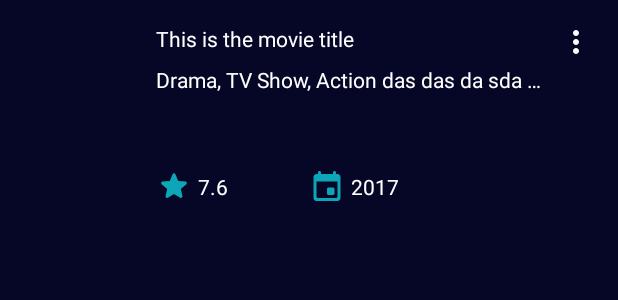
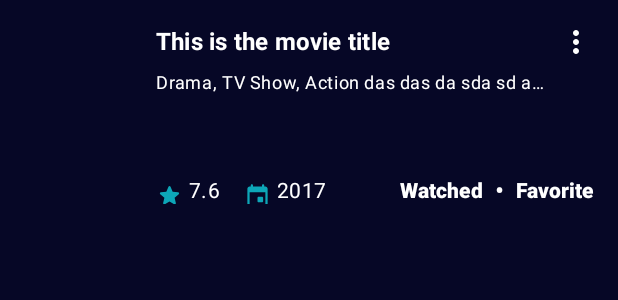
Before and after one commit to luanalbineli/themovielist, an Android app: the layout item_movie_vertical.xml on its own in the app's theme, with its tools: preview values and no code run, on a phone screen of 412 x 824 dp. Shown: the top 300 px of the screen. Run offline under Robolectric (Android 15) with nearby library versions, the phone set to English and light mode, and no system bars.

Commit message:
- Finished the full movie list implementation.

```diff
--- a/app/src/main/res/layout/item_movie_vertical.xml
+++ b/app/src/main/res/layout/item_movie_vertical.xml
@@ -1,6 +1,7 @@
 <?xml version="1.0" encoding="utf-8"?>
 <layout xmlns:android="http://schemas.android.com/apk/res/android"
-    xmlns:app="http://schemas.android.com/apk/res-auto">
+    xmlns:app="http://schemas.android.com/apk/res-auto"
+    xmlns:tools="http://schemas.android.com/tools">
 
     <data>
 
@@ -18,7 +19,7 @@
 
     </data>
 
-    <androidx.constraintlayout.widget.ConstraintLayout xmlns:tools="http://schemas.android.com/tools"
+    <androidx.constraintlayout.widget.ConstraintLayout
         android:layout_width="match_parent"
         android:layout_height="wrap_content"
         android:layout_margin="16dp"
@@ -28,6 +29,7 @@
             android:id="@+id/image_movie_item"
             android:layout_width="@dimen/movie_list_image_width"
             android:layout_height="@dimen/movie_list_image_height"
+            android:contentDescription="@string/a11y_movie_item_poster"
             android:scaleType="centerCrop"
             app:imageSizeList="@{apiImageSizeList}"
             app:imageUrl="@{model.movieResponseModel.posterPath}"
@@ -38,6 +40,7 @@
 
         <TextView
             android:id="@+id/text_movie_item_name"
+            style="@style/TextAppearance.MaterialComponents.Subtitle1"
             android:layout_width="0dp"
             android:layout_height="wrap_content"
             android:layout_marginStart="@dimen/default_margin_0_5x"
@@ -46,6 +49,7 @@
             android:lines="1"
             android:maxLines="1"
             android:text="@{model.movieResponseModel.title}"
+            android:textStyle="bold"
             app:layout_constraintEnd_toStartOf="@+id/button_movie_item_menu"
             app:layout_constraintStart_toEndOf="@+id/image_movie_item"
             app:layout_constraintTop_toTopOf="@+id/image_movie_item"
@@ -66,6 +70,7 @@
 
         <TextView
             android:id="@+id/text_movie_item_genre"
+            style="@style/TextAppearance.MaterialComponents.Caption"
             android:layout_width="0dp"
             android:layout_height="wrap_content"
             android:layout_marginTop="@dimen/default_margin_0_5x"
@@ -77,59 +82,87 @@
             app:layout_constraintTop_toBottomOf="@+id/text_movie_item_name"
             tools:text="Drama, TV Show, Action das das da sda sd asd as das da sda sd " />
 
-
         <ImageView
             android:id="@+id/image_movie_item_rating"
-            android:layout_width="24dp"
-            android:layout_height="24dp"
+            android:layout_width="18dp"
+            android:layout_height="18dp"
             android:layout_marginTop="8dp"
-            app:layout_constraintBottom_toBottomOf="parent"
+            android:contentDescription="@string/a11y_movie_item_star"
+            app:layout_constraintBottom_toBottomOf="@+id/text_movie_item_rating"
             app:layout_constraintStart_toStartOf="@+id/text_movie_item_name"
+            app:layout_constraintTop_toTopOf="@+id/text_movie_item_rating"
             app:srcCompat="@drawable/ic_star_black"
             app:tint="@color/cerulean" />
 
         <TextView
             android:id="@+id/text_movie_item_rating"
+            style="@style/TextAppearance.MaterialComponents.Body2"
             android:layout_width="wrap_content"
             android:layout_height="wrap_content"
             android:layout_marginStart="4dp"
             android:text="@{model.movieResponseModel.voteAverage}"
             app:digits="@{1}"
-            app:layout_constraintBottom_toBottomOf="@+id/image_movie_item_rating"
-            app:layout_constraintEnd_toEndOf="@+id/guideline"
-            app:layout_constraintHorizontal_bias="0.0"
+            app:layout_constraintBottom_toBottomOf="parent"
             app:layout_constraintStart_toEndOf="@+id/image_movie_item_rating"
-            app:layout_constraintTop_toTopOf="@+id/image_movie_item_rating"
             tools:text="7.6" />
-
-        <androidx.constraintlayout.widget.Guideline
-            android:id="@+id/guideline"
-            android:layout_width="wrap_content"
-            android:layout_height="wrap_content"
-            android:orientation="vertical"
-            app:layout_constraintGuide_percent="0.5" />
 
         <ImageView
             android:id="@+id/image_movie_item_year"
-            android:layout_width="24dp"
-            android:layout_height="24dp"
+            android:layout_width="18dp"
+            android:layout_height="18dp"
+            android:layout_marginStart="@dimen/default_margin"
+            android:contentDescription="@string/a11y_movie_item_calendar"
             app:layout_constraintBottom_toBottomOf="@+id/image_movie_item_rating"
-            app:layout_constraintStart_toEndOf="@+id/guideline"
+            app:layout_constraintStart_toEndOf="@+id/text_movie_item_rating"
             app:layout_constraintTop_toTopOf="@+id/image_movie_item_rating"
             app:srcCompat="@drawable/ic_event_black"
             app:tint="@color/cerulean" />
 
         <TextView
             android:id="@+id/text_movie_item_year"
+            style="@style/TextAppearance.MaterialComponents.Body2"
             android:layout_width="wrap_content"
             android:layout_height="wrap_content"
             android:layout_marginStart="4dp"
-            app:layout_constraintBottom_toBottomOf="@+id/image_movie_item_year"
-            app:layout_constraintEnd_toEndOf="parent"
-            app:layout_constraintHorizontal_bias="0.0"
+            app:layout_constraintBottom_toBottomOf="parent"
             app:layout_constraintStart_toEndOf="@+id/image_movie_item_year"
-            app:layout_constraintTop_toTopOf="@+id/image_movie_item_year"
             app:movieYear="@{model.movieResponseModel.releaseDate}"
             tools:text="2017" />
+
+        <TextView
+            android:id="@+id/text_movie_item_watched"
+            style="@style/Base.TextAppearance.MaterialComponents.Subtitle2"
+            android:layout_width="wrap_content"
+            android:layout_height="wrap_content"
+            android:layout_marginStart="4dp"
+            android:text="@string/text_watched"
+            app:goneUnless="@{model.watched}"
+            app:layout_constraintBottom_toBottomOf="parent"
+            app:layout_constraintEnd_toStartOf="@+id/text_movie_item_middle_dot" />
+
+        <TextView
+            android:id="@+id/text_movie_item_middle_dot"
+            android:layout_width="wrap_content"
+            android:layout_height="wrap_content"
+            android:padding="8dp"
+            android:text="@string/symbol_bullet"
+            android:textSize="@dimen/text_size_medium"
+            app:goneUnless="@{model.favorite &amp;&amp; model.watched}"
+            app:layout_constraintBottom_toBottomOf="parent"
+            app:layout_constraintEnd_toStartOf="@+id/text_movie_item_favorite"
+            app:layout_constraintTop_toTopOf="@+id/text_movie_item_favorite" />
+
+        <TextView
+            android:id="@+id/text_movie_item_favorite"
+            style="@style/Base.TextAppearance.MaterialComponents.Subtitle2"
+            android:layout_width="wrap_content"
+            android:layout_height="wrap_content"
+            android:layout_marginStart="4dp"
+            android:text="@string/text_favorite"
+            app:goneUnless="@{model.favorite}"
+            app:layout_constraintBottom_toBottomOf="parent"
+            app:layout_constraintEnd_toEndOf="parent" />
+
+
     </androidx.constraintlayout.widget.ConstraintLayout>
 </layout>
--- a/app/src/main/res/values/strings.xml
+++ b/app/src/main/res/values/strings.xml
@@ -1,6 +1,11 @@
 <resources>
     <string name="app_name">The Movie List</string>
-    <string name="i18n_favorite_button">Button used to favorite/unfavorite the movie</string>
+
+    <!-- BEGIN: Request status -->
+    <string name="text_request_status_try_again">Try again</string>
+    <string name="text_request_status_empty_list_title">The list is empty</string>
+    <string name="error_request_status_something_went_wrong">Uhh… Unfortunately something went wrong. Please, try again.</string>
+    <!-- END: Request status -->
 
     <!-- BEGIN: Home -->
     <string name="text_home_most_popular">Most popular</string>
@@ -25,26 +30,27 @@
 
     <!-- BEGIN: Common resources -->
     <string name="symbol_pipe">|</string>
+    <string name="symbol_bullet">\u2022</string>
     <string name="text_home">Home</string>
     <string name="text_browse">Browse</string>
     <string name="text_cinema">Cinema</string>
     <string name="text_library">Library</string>
+    <string name="text_favorite">Favorite</string>
+    <string name="text_watched">Watched</string>
     <string name="text_movie_added_favorite">The movie was added to your favorite list</string>
     <string name="text_movie_removed_favorite">The movie was removed from your favorite list</string>
     <string name="text_set_favorite">Set as favorite</string>
     <string name="text_remove_favorite">Remove as favorite</string>
     <string name="text_set_watched">Set as watched</string>
     <string name="text_remove_watched">Remove as watched</string>
-    <string name="error_favorite_movie_text">An error occurred while tried to favorite the movie. Please, try again.</string>
     <string name="text_movie_added_watched">The movie was added to your watched list</string>
     <string name="text_movie_removed_watched">The movie was removed from your watched list</string>
+    <string name="error_favorite_movie_text">An error occurred while tried to favorite the movie. Please, try again.</string>
     <string name="error_watched_movie_text">An error occurred while tried to set the movie watched. Please, try again.</string>
     <string name="tag_movie_list">Movie list</string>
+    <string name="a11y_movie_item_calendar">Calendar image, related to the movie release year</string>
+    <string name="i18n_favorite_button">Button used to favorite/unfavorite the movie</string>
+    <string name="a11y_movie_item_star">Star image, related to the movie rating</string>
+    <string name="a11y_movie_item_poster">Movie poster</string>
     <!-- END: Common resources -->
-
-    <!-- BEGIN: Request status -->
-    <string name="text_request_status_try_again">Try again</string>
-    <string name="text_request_status_empty_list_title">The list is empty</string>
-    <string name="error_request_status_something_went_wrong">Uhh… Unfortunately something went wrong. Please, try again.</string>
-    <!-- END: Request status -->
 </resources>
--- a/app/src/main/res/values/styles.xml
+++ b/app/src/main/res/values/styles.xml
@@ -38,4 +38,8 @@
         <item name="android:layout_height">1dp</item>
         <item name="android:background">@drawable/horizontal_line_divider</item>
     </style>
+
+    <style name="CustomPopupMenu" parent="Widget.AppCompat.PopupMenu">
+        <item name="popupMenuBackground">@color/martinique</item>
+    </style>
 </resources>
```
Also changed, not shown: app/src/main/java/com/themovielist/MovieStore.kt (deleted, +0 -9 lines), app/src/main/java/com/themovielist/repository/movie/MovieStore.kt (+12 -4 lines), app/src/main/java/com/themovielist/ui/CommonBindings.kt (+10 -4 lines), app/src/main/java/com/themovielist/ui/base/MovieViewModel.kt (+42 -3 lines), app/src/main/java/com/themovielist/ui/home/HomeViewModel.kt (+25 -3 lines), app/src/main/java/com/themovielist/ui/home/fulllist/FullMovieListViewModel.kt (+17 -4 lines), app/src/main/java/com/themovielist/ui/movieList/MovieListViewModel.kt (+4 -4 lines), app/src/main/res/values/dimens.xml (+11 -0 lines), 2 other files.
